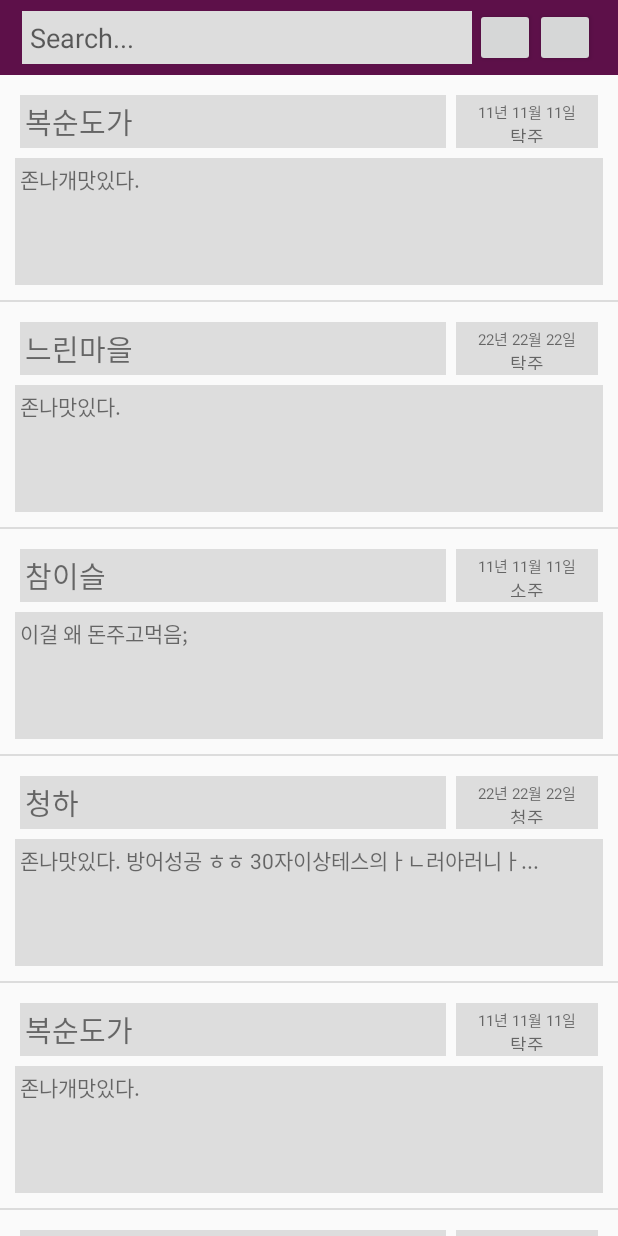
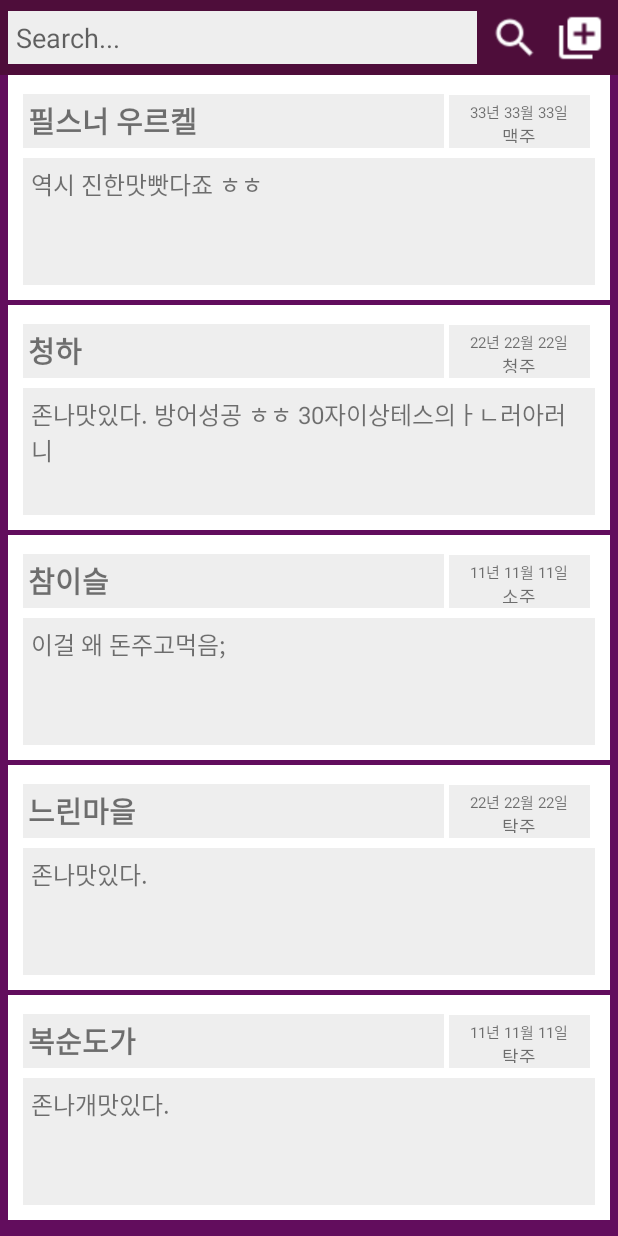
Before and after one commit to Merseong/Alcohol_List, an Android app: the screen it shows after launch (MainActivity), on a phone screen of 412 x 824 dp. Run offline under Robolectric (Android 15) with nearby library versions, the phone set to English and light mode, and no system bars.

Commit message:
add reverse func, SearchbyCategory, fix layouts

```diff
--- a/AlcoholList/app/src/main/java/ku/merseong/alcohollist/Alcohol.java
+++ b/AlcoholList/app/src/main/java/ku/merseong/alcohollist/Alcohol.java
@@ -1,16 +1,11 @@
 package ku.merseong.alcohollist;
 
-import java.lang.reflect.Array;
-import java.net.InterfaceAddress;
 import java.util.ArrayList;
-import java.util.Collection;
-import java.util.Iterator;
-import java.util.Set;
 
 public class Alcohol
 {
     private static int nextindex = 0;
-    public static ArrayList<Alcohol> AlcList = new ArrayList<Alcohol>();
+    private static ArrayList<Alcohol> AlcList = new ArrayList<Alcohol>();
 
     public int index;
     public DaFe dateNfeel;
@@ -36,7 +31,7 @@ public class Alcohol
     // 코멘트에 대한 String을 길이를 조절해서 반환. 설정값 30
     public String GetShortComment()
     {
-        int limit_len = 30;
+        int limit_len = 80;
         if (limit_len > comment.length())
             return comment;
         else
@@ -49,22 +44,43 @@ public class Alcohol
         AlcList.remove(index);
     }
 
+    public static ArrayList<Alcohol> publicAlcList()
+    {
+        ArrayList<Alcohol> out = new ArrayList<>();
+        for (int i = AlcList.size() - 1; i >= 0; i--)
+        {
+            out.add(AlcList.get(i));
+        }
+        return out;
+    }
+
     // 이름을 입력받고, 그 이름이 포함된 이름을 가진 index들을 리턴, 없으면 빈 ArrayList를 리턴
-    public ArrayList<Integer> SearchByName(String tosearch)
+    public ArrayList<Integer> SearchbyName(String s_name)
     {
         ArrayList<Integer> out = new ArrayList<>();
         return out;
     }
 
-    // 날짜를 입력받고 해당하는 index들을 리턴, 없으면 빈 ArrayList를 리턴
-    public ArrayList<Integer> SearchByDate(int tosearch)
+    // 술의 종류중 하나를 입력받고, 해당하는 index들을 리턴, 없으면 빈 ArrayList를 리턴
+    public ArrayList<Integer> SearchbyCategory(String s_category)
     {
         ArrayList<Integer> out = new ArrayList<>();
-        if (tosearch <= 0) { return out; }
+        for (Enums.AlcCategory item : Enums.AlcCategory.values())
+            if (item.getName().equals(s_category))
+                for (Alcohol alc : AlcList)
+                    if (alc.category.getName().equals(s_category)) out.add(alc.index);
+        return out;
+    }
 
-        int year = tosearch / 10000;
-        int month = (tosearch % 10000) / 100;
-        int day = (tosearch % 100);
+    // 날짜를 입력받고 해당하는 index들을 리턴, 없으면 빈 ArrayList를 리턴
+    public ArrayList<Integer> SearchbyDate(int s_date)
+    {
+        ArrayList<Integer> out = new ArrayList<>();
+        if (s_date <= 0 || s_date >= 1000000) { return out; }
+
+        int year = s_date / 10000;
+        int month = (s_date % 10000) / 100;
+        int day = (s_date % 100);
         if (year > 0 && month > 0 && day > 0)
             for (Alcohol item : AlcList)
             {
--- a/AlcoholList/app/src/main/java/ku/merseong/alcohollist/MainActivity.java
+++ b/AlcoholList/app/src/main/java/ku/merseong/alcohollist/MainActivity.java
@@ -2,16 +2,7 @@ package ku.merseong.alcohollist;
 
 import android.os.Bundle;
 import android.support.v7.app.AppCompatActivity;
-import android.util.TypedValue;
-import android.view.Gravity;
-import android.widget.ArrayAdapter;
-import android.widget.LinearLayout;
 import android.widget.ListView;
-import android.widget.TextView;
-import android.widget.LinearLayout.LayoutParams;
-
-import java.util.ArrayList;
-import java.util.List;
 
 public class MainActivity extends AppCompatActivity
 {
@@ -27,18 +18,11 @@ public class MainActivity extends AppCompatActivity
         new Alcohol(1111111, "복순도가", Enums.AlcCategory.TAKJU, "NONE", "존나개맛있다.");
         new Alcohol(1222222, "느린마을", Enums.AlcCategory.TAKJU, "NONE", "존나맛있다.");
         new Alcohol(1111111, "참이슬", Enums.AlcCategory.SOJU, "NONE", "이걸 왜 돈주고먹음;");
-        new Alcohol(1222222, "청하", Enums.AlcCategory.CHEONGJU, "Defense", "존나맛있다. 방어성공 ㅎㅎ 30자이상테스의ㅏㄴ러아러니ㅏ어리ㅏㅇ너ㅣㅏ리ㅏㅇ너ㅏㅣㄹ너어리ㅏㄴ런ㅇㄹㄴㅇㄹㄴㅇㄹ");
-        new Alcohol(1111111, "복순도가", Enums.AlcCategory.TAKJU, "NONE", "존나개맛있다.");
-        new Alcohol(1222222, "느린마을", Enums.AlcCategory.TAKJU, "NONE", "존나맛있다.");
-        new Alcohol(1111111, "참이슬", Enums.AlcCategory.SOJU, "NONE", "이걸 왜 돈주고먹음;");
-        new Alcohol(1222222, "청하", Enums.AlcCategory.CHEONGJU, "Defense", "존나맛있다. 방어성공 ㅎㅎ");
-        new Alcohol(1111111, "복순도가", Enums.AlcCategory.TAKJU, "NONE", "존나개맛있다.");
-        new Alcohol(1222222, "느린마을", Enums.AlcCategory.TAKJU, "NONE", "존나맛있다.");
-        new Alcohol(1111111, "참이슬", Enums.AlcCategory.SOJU, "NONE", "이걸 왜 돈주고먹음;");
-        new Alcohol(1222222, "청하", Enums.AlcCategory.CHEONGJU, "Defense", "존나맛있다. 방어성공 ㅎㅎ");
+        new Alcohol(1222222, "청하", Enums.AlcCategory.CHEONGJU, "Defense", "존나맛있다. 방어성공 ㅎㅎ 30자이상테스의ㅏㄴ러아러니");
+        new Alcohol(1333333, "필스너 우르켈", Enums.AlcCategory.BEER, "치킨", "역시 진한맛빳다죠 ㅎㅎ");
 
         m_oListView = (ListView)findViewById(R.id.listview1);
-        ListAdapter oAdapter = new ListAdapter(Alcohol.AlcList);
+        ListAdapter oAdapter = new ListAdapter(Alcohol.publicAlcList());
         m_oListView.setAdapter(oAdapter);
     }
 }
--- a/AlcoholList/app/src/main/res/layout/activity_main.xml
+++ b/AlcoholList/app/src/main/res/layout/activity_main.xml
@@ -12,31 +12,41 @@
     <LinearLayout
         android:layout_width="match_parent"
         android:layout_height="50dp"
-        android:background="@color/colorPrimary"
+        android:background="@color/colorPrimaryDark"
         android:orientation="horizontal"
         android:padding="5dp"
         android:gravity="center">
 
         <EditText
             android:id="@+id/editText"
-            android:layout_width="300dp"
+            android:layout_width="0dp"
             android:layout_height="35dp"
-            android:layout_marginRight="2dp"
+            android:layout_marginRight="5dp"
             android:background="@color/colorWhite"
             android:hint="Search..."
             android:inputType="text|datetime"
             android:padding="5dp"
-            android:tooltipText="Search..." />
+            android:tooltipText="Search..."
+            android:layout_weight="1"/>
 
-        <Button
+        <ImageButton
             android:id="@+id/button"
             android:layout_width="40dp"
-            android:layout_height="wrap_content" />
+            android:layout_height="40dp"
+            android:padding="3dp"
+            android:layout_marginRight="3dp"
+            android:src="@drawable/baseline_search_white_18dp"
+            android:background="@android:color/transparent"
+            android:scaleType="fitXY"/>
 
-        <Button
+        <ImageButton
             android:id="@+id/button2"
             android:layout_width="40dp"
-            android:layout_height="wrap_content" />
+            android:layout_height="40dp"
+            android:padding="3dp"
+            android:src="@drawable/baseline_library_add_white_18dp"
+            android:background="@android:color/transparent"
+            android:scaleType="fitXY"/>
 
     </LinearLayout>
 
@@ -45,6 +55,10 @@
         android:id="@+id/listview1"
         android:layout_width="match_parent"
         android:layout_height="match_parent"
-        />
+        android:background="@color/colorAccent"
+        android:divider="@color/colorAccent"
+        android:dividerHeight="3dp"
+        android:paddingLeft="5dp"
+        android:paddingRight="5dp"/>
 
 </LinearLayout>
--- a/AlcoholList/app/src/main/res/layout/item.xml
+++ b/AlcoholList/app/src/main/res/layout/item.xml
@@ -4,8 +4,9 @@
     android:layout_height="150dp"
     android:layout_width="match_parent"
     android:padding="10dp"
-    android:layout_margin="3dp"
-    android:orientation="vertical">
+
+    android:orientation="vertical"
+    android:background="@color/colorWhitest">
 
     <LinearLayout
         android:layout_width="match_parent"
@@ -19,12 +20,12 @@
             android:layout_width="0dp"
             android:layout_height="wrap_content"
             android:layout_gravity="center"
-            android:layout_margin="3dp"
             android:layout_weight="3"
             android:background="@color/colorWhite"
             android:padding="3dp"
             android:text=" 술의 이름"
-            android:textSize="19sp"/>
+            android:textSize="19sp"
+            android:textStyle="bold"/>
 
         <LinearLayout
             android:layout_width="0dp"
@@ -62,9 +63,10 @@
         android:layout_width="match_parent"
         android:layout_height="0dp"
         android:layout_weight="2"
-        android:padding="3dp"
+        android:padding="5dp"
         android:layout_marginTop="3dp"
         android:background="@color/colorWhite"
-        android:text="STORY"/>
+        android:text="STORY"
+        android:textSize="16dp"/>
 
 </LinearLayout>
--- a/AlcoholList/app/src/main/res/values/colors.xml
+++ b/AlcoholList/app/src/main/res/values/colors.xml
@@ -1,7 +1,8 @@
 <?xml version="1.0" encoding="utf-8"?>
 <!-- 주로 쓸 색깔 정하기 -->
 <resources>
-    <color name="colorWhite">#DDDDDD</color>
+    <color name="colorWhitest">#FFFFFF</color>
+    <color name="colorWhite">#EEEEEE</color>
     <color name="colorPrimary">#5D1049</color>
     <color name="colorPrimaryDark">#4E0D3A</color>
     <color name="colorAccent">#620D5D</color>
```
Also changed, not shown: AlcoholList/app/src/main/res/drawable/baseline_library_add_white_18dp.png (added), AlcoholList/app/src/main/res/drawable/baseline_search_white_18dp.png (added).
